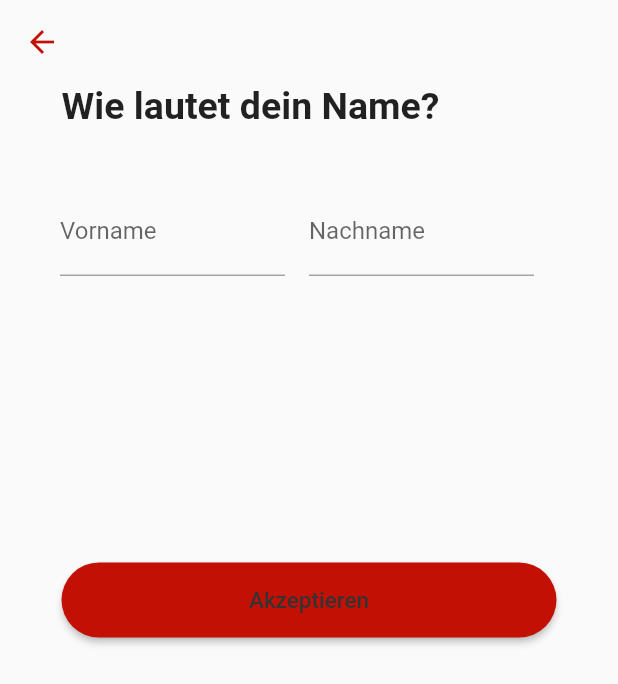
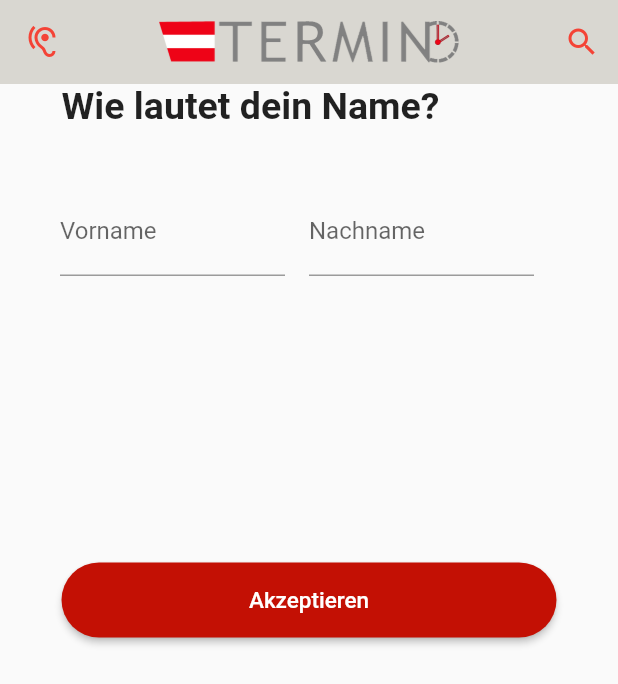
Before and after one commit to hytechat/termino-dev, a Flutter app: the EditNameFormPage screen opened directly, on a phone screen of 412 x 824 dp. Shown: the top 684 px of the screen. Run offline on Flutter 3.47's test engine with Material 2 defaults, Android fonts, the phone set to English and light mode, and no system bars; our stand-ins replace email_validator, flutter_tts, fluttertoast, image_picker, shared_preferences, string_validator; missing offline and left inert: syncfusion_flutter_pdfviewer, syncfusion_flutter_pdfviewer_web; accounts and stored records are empty; network calls fail.

```diff
--- a/frontend/lib/app.dart
+++ b/frontend/lib/app.dart
@@ -3,6 +3,7 @@ import 'package:flutter/material.dart';
 import 'package:termino_frontend/config/config_expo.dart';
 import 'package:termino_frontend/pages/pagesGeruest/pagesgerues.dart';
 
+/*
 class appBasic extends StatefulWidget {
   @override
   _appBasicState createState() => _appBasicState();
@@ -36,3 +37,4 @@ class _appBasicState extends State<appBasic> {
     );
   }
 }
+*/
--- a/frontend/lib/pages/pagesGeruest/pagesgerues.dart
+++ b/frontend/lib/pages/pagesGeruest/pagesgerues.dart
@@ -1,3 +1,4 @@
+/*
 import 'package:flutter/cupertino.dart';
 import 'package:flutter/material.dart';
 import 'package:termino_frontend/config/config_expo.dart';
@@ -127,3 +128,4 @@ class _PagesGeruestState extends State<PagesGeruest> {
         });
   }
 }
+*/
--- a/frontend/lib/pages/pagesGeruest/profile_details/appbar_widget.dart
+++ b/frontend/lib/pages/pagesGeruest/profile_details/appbar_widget.dart
@@ -2,10 +2,27 @@ import 'package:flutter/material.dart';
 
 AppBar buildAppBar(BuildContext context) {
   return AppBar(
-    iconTheme: IconThemeData(
-        color: Color.fromRGBO(195, 16, 4, 1)), // set backbutton color here which will reflect in all screens.
-    leading: BackButton(),
-    backgroundColor: Colors.transparent,
+    automaticallyImplyLeading: false, //killt BackButton
+    backgroundColor: const Color.fromRGBO(217, 215, 209, 1),
     elevation: 0,
+    title: Image.asset('assets/terminoLogo.png', height: 70.0, width: 200.0),
+    centerTitle: true,
+    leading: IconButton(
+      //leading icons stehen links
+      onPressed: () {},
+      icon: const Icon(Icons.hearing, color: Colors.red),
+    ),
+    actions: [
+      //action icons stehen rechts
+      IconButton(
+        icon: const Icon(
+          Icons.search,
+          color: Colors.red,
+        ),
+        onPressed: () {
+          // do something
+        },
+      )
+    ],
   );
 }
--- a/frontend/lib/pages/pagesGeruest/views/termine_einsehen_page.dart
+++ b/frontend/lib/pages/pagesGeruest/views/termine_einsehen_page.dart
@@ -20,7 +20,7 @@ class _TermineEinsehenPageState extends State<TermineEinsehenPage> {
   @override
   Widget build(BuildContext context) {
     return SingleChildScrollView(
-      child: Center(
+        /*child: Center(*/
           child: Form(
             key: formKey,
             onChanged: () {
@@ -35,7 +35,7 @@ class _TermineEinsehenPageState extends State<TermineEinsehenPage> {
               ],
             ),
           ),
-      ),
+        //),
       );
   }
 
--- a/frontend/pubspec.yaml
+++ b/frontend/pubspec.yaml
@@ -18,7 +18,7 @@ publish_to: 'none' # Remove this line if you wish to publish to pub.dev
 version: 1.0.0+1
 
 environment:
-  sdk: ">=2.12.0 <3.0.0"
+  sdk: ">=2.17.0 <3.0.0"
 
 # Dependencies specify other packages that your package needs in order to work.
 # To automatically upgrade your package dependencies to the latest versions
```
Also changed, not shown: frontend/lib/main.dart (+86 -3 lines), frontend/lib/pages/pagesGeruest/views/login_page.dart (+15 -22 lines), frontend/lib/pages/pagesGeruest/views/register_page.dart (+6 -8 lines), frontend/pubspec.lock, 2 other files. Lines whose indentation alone changed are shown as unchanged.
